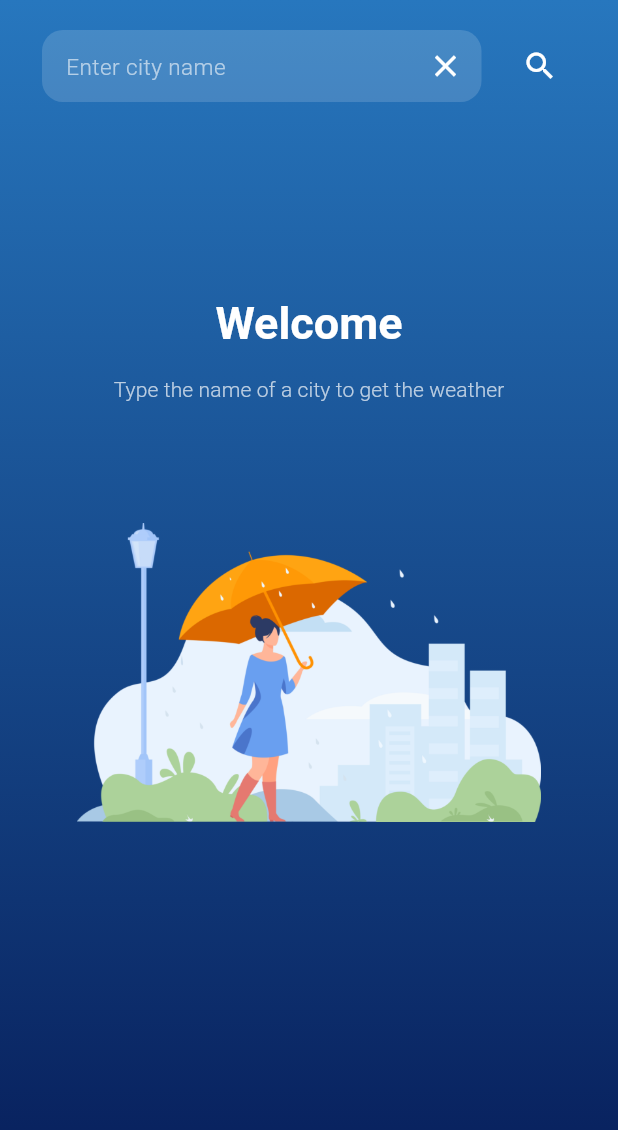
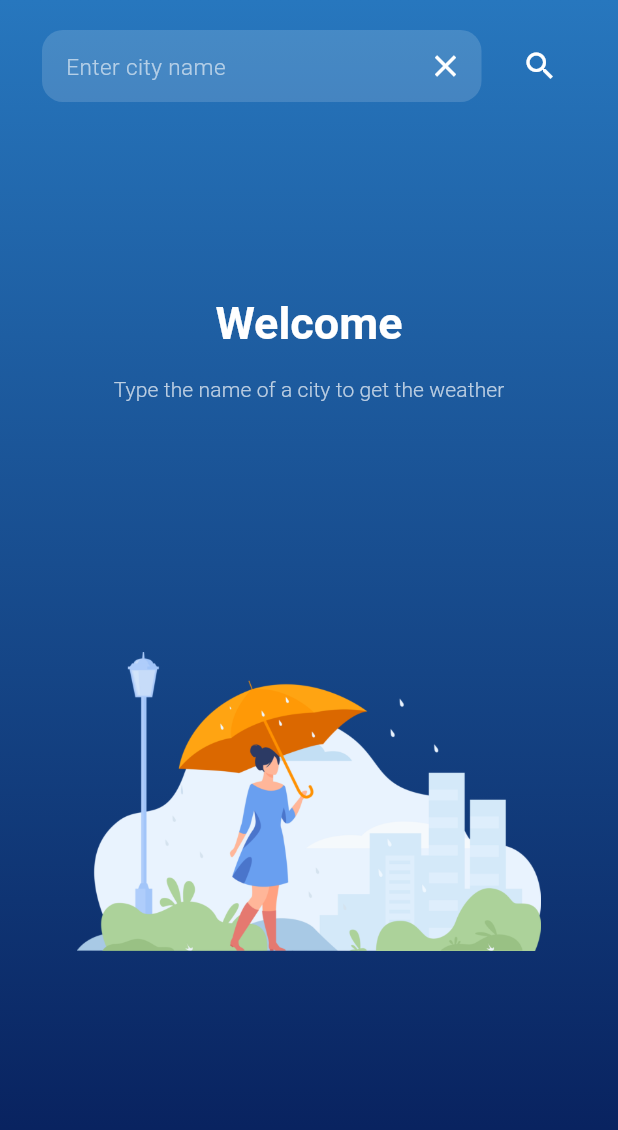
Before and after one commit to daniorca/weather, a Flutter app: the screen it shows after launch, on a phone screen of 412 x 824 dp. Shown: the top 1130 px of the screen. Run offline on Flutter 3.47's test engine with Material 2 defaults, Android fonts, the phone set to English and light mode, and no system bars; our stand-ins replace flutter_riverpod, flutter_spinkit, shared_preferences.

Commit message:
fix: background image

```diff
--- a/lib/ui/views/results_view.dart
+++ b/lib/ui/views/results_view.dart
@@ -70,7 +70,7 @@ class ResultsView extends ConsumerWidget {
                           SizedBox(height: size.height * 0.12),
                         ],
                       ),
-                      SizedBox(width: 40),
+                      SizedBox(width: 30),
                       WeatherOfDayList(weatherOfDay: weather.weatherOfDay),
                     ],
                   ),
--- a/lib/ui/widgets/home_background.dart
+++ b/lib/ui/widgets/home_background.dart
@@ -20,8 +20,8 @@ class HomeBackground extends StatelessWidget {
                   _welcomeWidget,
                   const SizedBox(height: 16),
                   _instructions,
-                  const SizedBox(height: 80),
-                  _backgroundImage(size.width * .75)
+                  SizedBox(height: size.height * 0.03),
+                  Expanded(child: _backgroundImage(size.width * .75))
                 ],
               )
             : Row(
```
